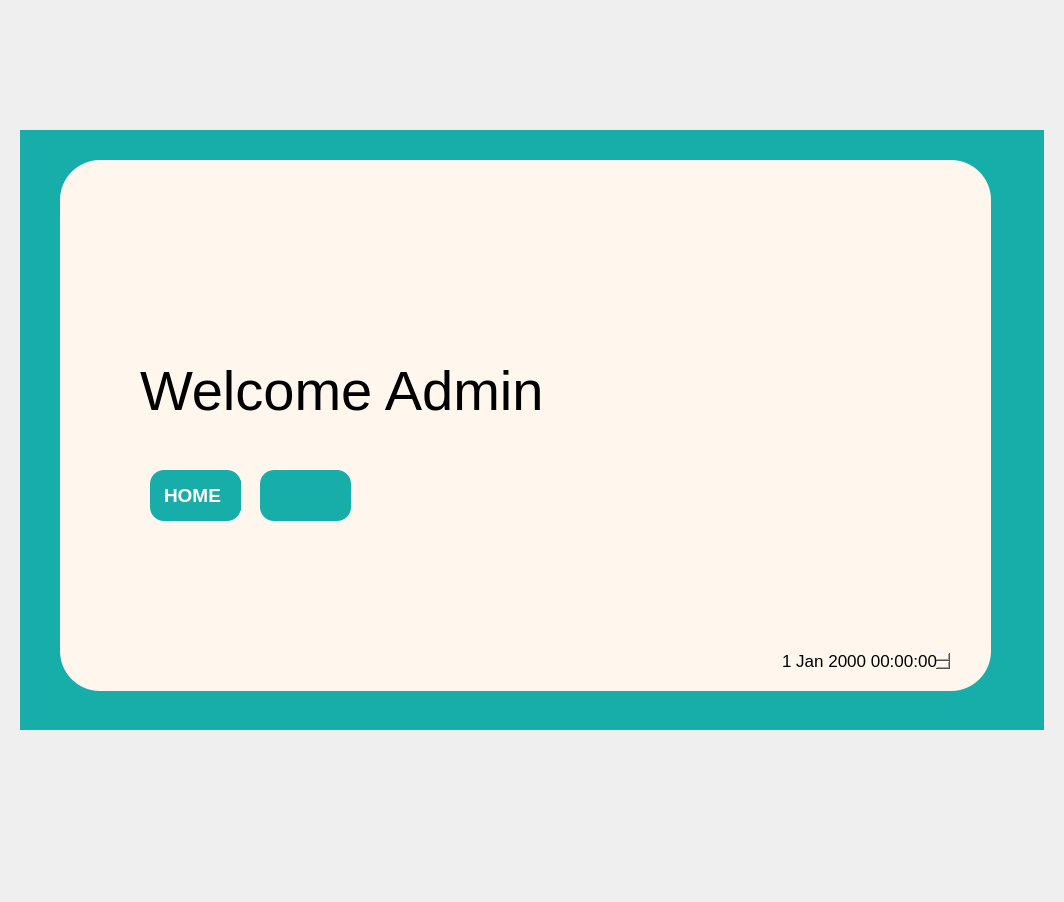
Before: the Qt Designer form untitled.ui in arjunsharma999/QtDesigner, drawn with Qt 5.
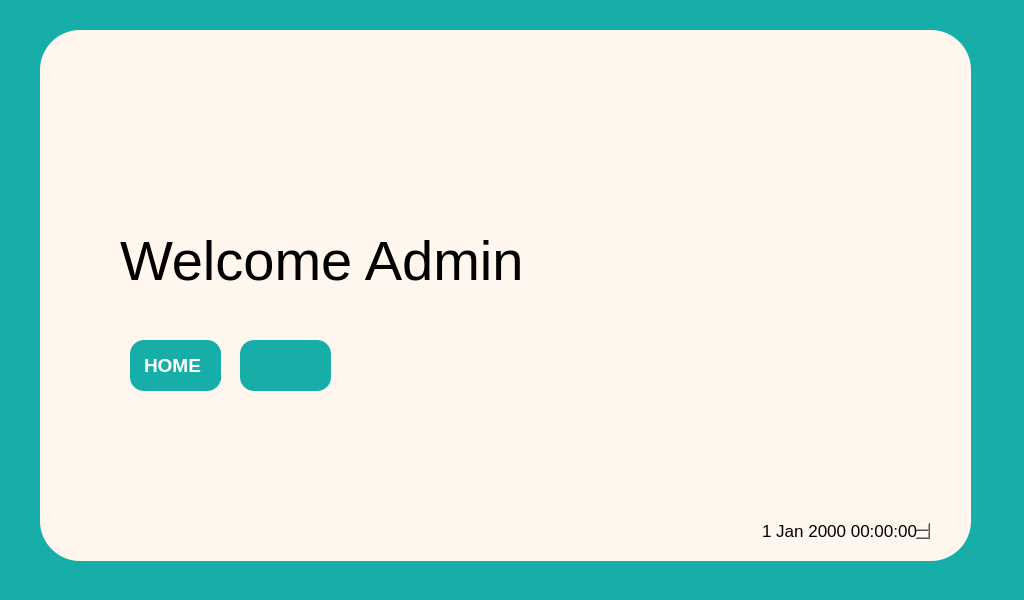
After: the same form once the commit is applied. Icons and pictures are not drawn.

Diff of the .ui file:
```diff
--- a/untitled.ui
+++ b/untitled.ui
@@ -6,8 +6,8 @@
    <rect>
     <x>0</x>
     <y>0</y>
-    <width>1064</width>
-    <height>902</height>
+    <width>1024</width>
+    <height>600</height>
    </rect>
   </property>
   <property name="minimumSize">
@@ -26,8 +26,8 @@
    <widget class="QWidget" name="widget" native="true">
     <property name="geometry">
      <rect>
-      <x>20</x>
-      <y>130</y>
+      <x>0</x>
+      <y>0</y>
       <width>1024</width>
       <height>600</height>
      </rect>
@@ -164,8 +164,8 @@
        <rect>
         <x>20</x>
         <y>10</y>
-        <width>91</width>
-        <height>51</height>
+        <width>140</width>
+        <height>80</height>
        </rect>
       </property>
       <property name="text">
```
